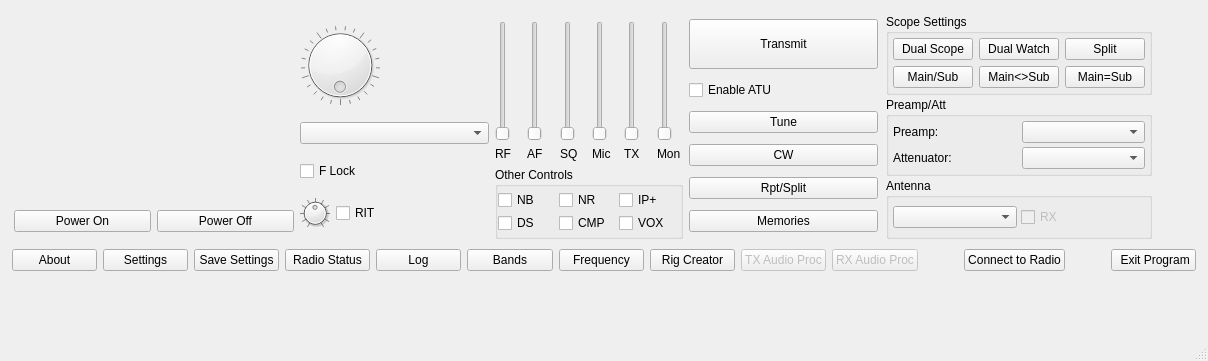
Before: the Qt Designer form src/wfmain.ui in Chris-AC9KH/wfview, drawn with Qt 5.
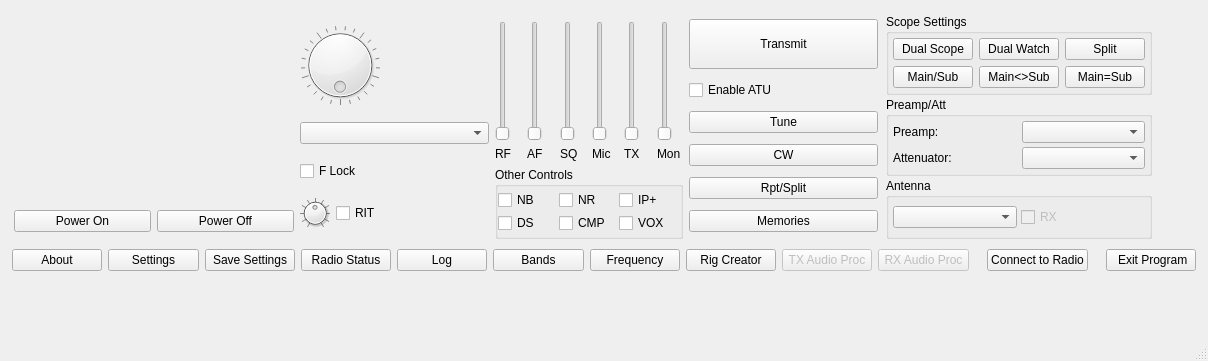
After: the same form once the commit is applied. Custom widgets are drawn as their Qt base class.

Commit message: wfmain.ui: Shrink spacers in button row to allow sizing window to 1300px width so it fits on the iPad screen

Patch:
```diff
--- a/src/wfmain.ui
+++ b/src/wfmain.ui
@@ -1275,7 +1275,7 @@
          </property>
          <property name="sizeHint" stdset="0">
           <size>
-           <width>40</width>
+           <width>12</width>
            <height>20</height>
           </size>
          </property>
@@ -1298,7 +1298,7 @@
          </property>
          <property name="sizeHint" stdset="0">
           <size>
-           <width>40</width>
+           <width>12</width>
            <height>20</height>
           </size>
          </property>
```
